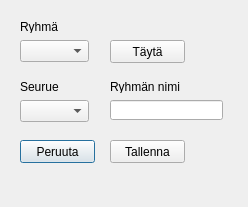
Above: editGroupDialog.ui from eeroleppalehto/Jahtirekisteri before the change. Below: the same form after it.
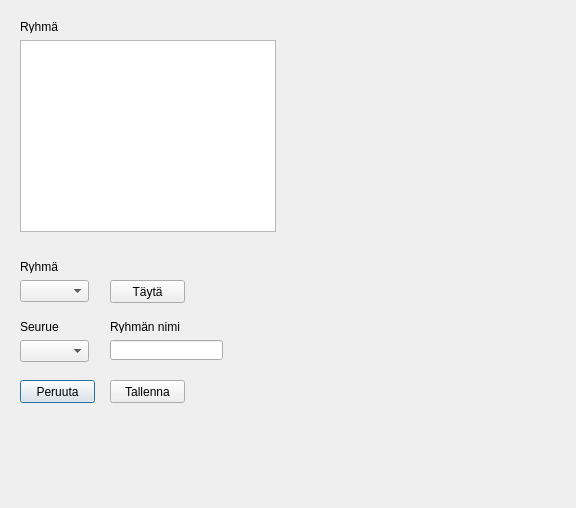
That is the form after the change.

The edit to the form file:
```diff
--- a/editGroupDialog.ui
+++ b/editGroupDialog.ui
@@ -6,8 +6,8 @@
    <rect>
     <x>0</x>
     <y>0</y>
-    <width>248</width>
-    <height>207</height>
+    <width>576</width>
+    <height>508</height>
    </rect>
   </property>
   <property name="windowTitle">
@@ -17,7 +17,7 @@
    <property name="geometry">
     <rect>
      <x>20</x>
-     <y>40</y>
+     <y>280</y>
      <width>69</width>
      <height>22</height>
     </rect>
@@ -27,7 +27,7 @@
    <property name="geometry">
     <rect>
      <x>20</x>
-     <y>100</y>
+     <y>340</y>
      <width>69</width>
      <height>22</height>
     </rect>
@@ -37,7 +37,7 @@
    <property name="geometry">
     <rect>
      <x>20</x>
-     <y>140</y>
+     <y>380</y>
      <width>75</width>
      <height>23</height>
     </rect>
@@ -53,7 +53,7 @@
    <property name="geometry">
     <rect>
      <x>110</x>
-     <y>140</y>
+     <y>380</y>
      <width>75</width>
      <height>23</height>
     </rect>
@@ -66,7 +66,7 @@
    <property name="geometry">
     <rect>
      <x>110</x>
-     <y>100</y>
+     <y>340</y>
      <width>113</width>
      <height>20</height>
     </rect>
@@ -76,7 +76,7 @@
    <property name="geometry">
     <rect>
      <x>20</x>
-     <y>20</y>
+     <y>260</y>
      <width>47</width>
      <height>13</height>
     </rect>
@@ -89,7 +89,7 @@
    <property name="geometry">
     <rect>
      <x>20</x>
-     <y>80</y>
+     <y>320</y>
      <width>47</width>
      <height>13</height>
     </rect>
@@ -102,7 +102,7 @@
    <property name="geometry">
     <rect>
      <x>110</x>
-     <y>80</y>
+     <y>320</y>
      <width>70</width>
      <height>13</height>
     </rect>
@@ -115,7 +115,7 @@
    <property name="geometry">
     <rect>
      <x>110</x>
-     <y>40</y>
+     <y>280</y>
      <width>75</width>
      <height>23</height>
     </rect>
@@ -124,6 +124,29 @@
     <string>Täytä</string>
    </property>
   </widget>
+  <widget class="QTableWidget" name="editGroupTableWidget">
+   <property name="geometry">
+    <rect>
+     <x>20</x>
+     <y>40</y>
+     <width>256</width>
+     <height>192</height>
+    </rect>
+   </property>
+  </widget>
+  <widget class="QLabel" name="label_4">
+   <property name="geometry">
+    <rect>
+     <x>20</x>
+     <y>20</y>
+     <width>47</width>
+     <height>13</height>
+    </rect>
+   </property>
+   <property name="text">
+    <string>Ryhmä</string>
+   </property>
+  </widget>
  </widget>
  <resources/>
  <connections/>
```
